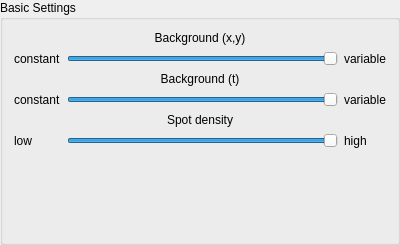
Old version of the form gui/backgroundlevelgroupbox.ui in the repository ukoethe/simple-STORM.
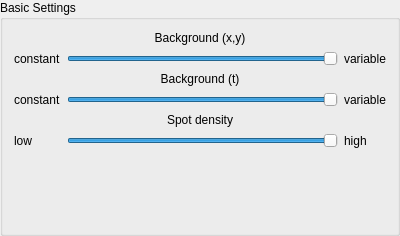
New version of the form.

What changed in the file:
```diff
--- a/gui/backgroundlevelgroupbox.ui
+++ b/gui/backgroundlevelgroupbox.ui
@@ -7,7 +7,7 @@
     <x>0</x>
     <y>0</y>
     <width>400</width>
-    <height>245</height>
+    <height>236</height>
    </rect>
   </property>
   <property name="windowTitle">
```
